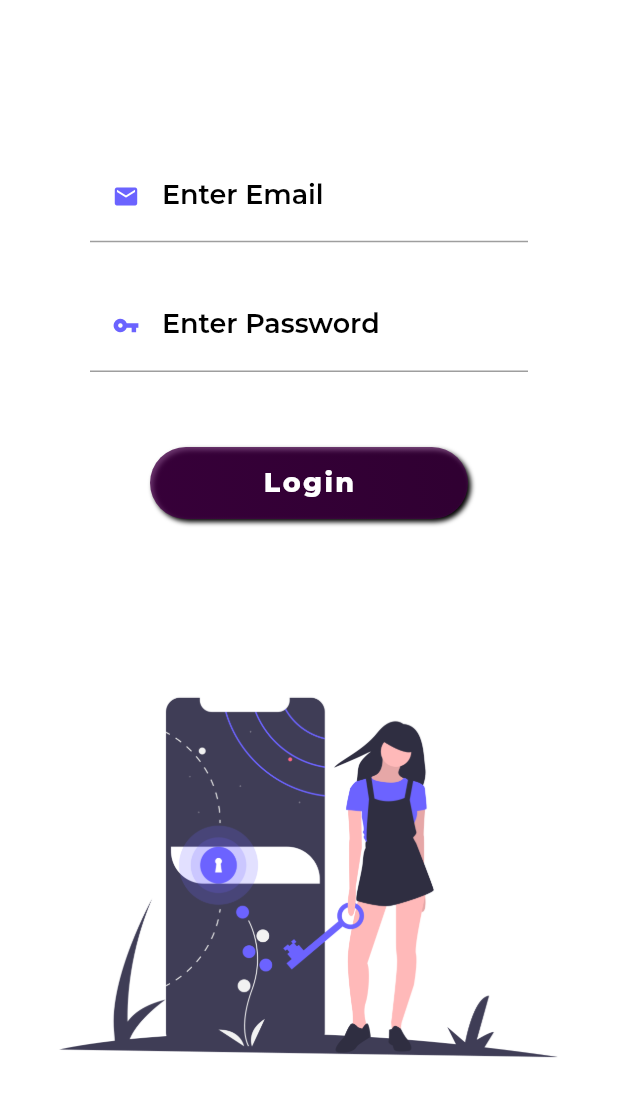
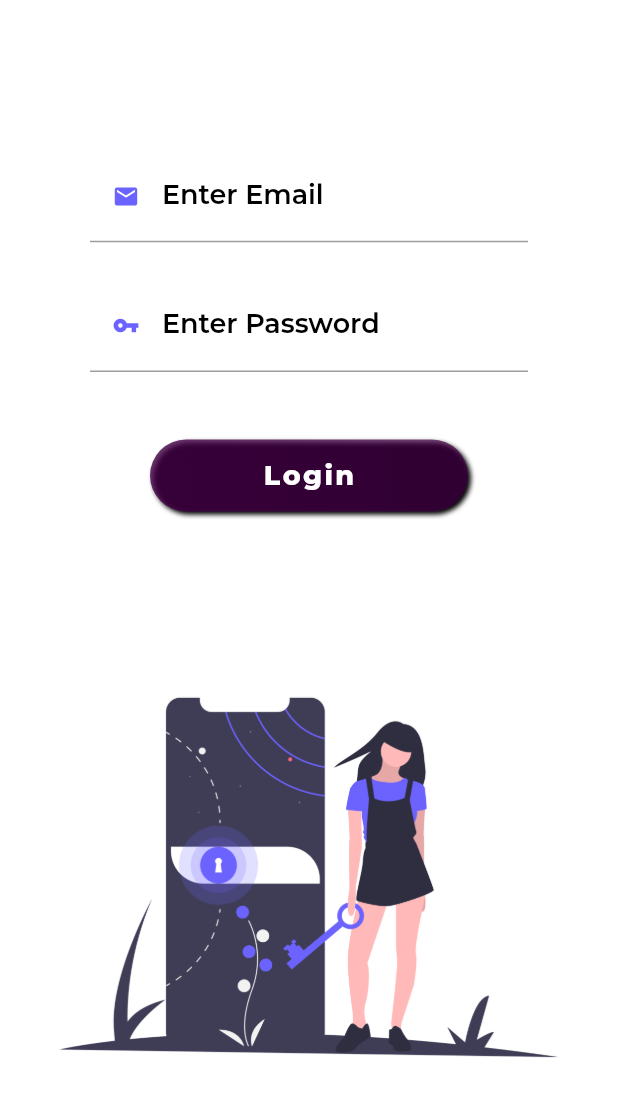
Before and after one commit to Im-gkira/library_management_system, a Flutter app: the screen it shows after launch, after a tap on "Login", on a phone screen of 412 x 824 dp. Shown: the top 1097 px of the screen. Run offline on Flutter 3.47's test engine with Material 2 defaults, Android fonts, the phone set to English and light mode, and no system bars; drawn by our look-alikes of auto_size_text; our stand-ins replace bottom_navy_bar, carousel_slider, cloud_firestore, dotted_border, firebase_auth, firebase_core and 5 more; missing offline and left inert: drawing_animation, qrscan; accounts and stored records are empty.

Commit message:
Minor Changes To The UI

```diff
--- a/lib/Screens/about_screen.dart
+++ b/lib/Screens/about_screen.dart
@@ -83,7 +83,7 @@ class _AboutScreenState extends State<AboutScreen> {
           ),
           Center(
               child: Text(
-                'Version 1.0',
+                'Version 0.1.0',
                 style: TextStyle(
                     color: Colors.white,
                     fontSize: 20.0,
--- a/lib/authorization/login.dart
+++ b/lib/authorization/login.dart
@@ -64,8 +64,8 @@ class _LoginState extends State<Login> {
 
   @override
   Widget build(BuildContext context) {
-    SystemChrome.setEnabledSystemUIOverlays([SystemUiOverlay.bottom]);
     return Scaffold(
+      resizeToAvoidBottomInset: false,
       // resizeToAvoidBottomInset: false,
       body: isLoading ?
       Container(
@@ -106,7 +106,7 @@ class _LoginState extends State<Login> {
                 },
                 keyboardType: TextInputType.emailAddress,
                 style: GoogleFonts.montserrat(
-                  color: Color(0Xff403D55),
+                  color: Colors.black,
                   fontWeight: FontWeight.w500,
                   fontSize: 16,
                 ),
@@ -137,7 +137,7 @@ class _LoginState extends State<Login> {
                   }
                 },
                 style: GoogleFonts.montserrat(
-                  color: Color(0Xff403D55),
+                  color: Colors.black,
               fontWeight: FontWeight.w500,
               fontSize: 16,
             ),
@@ -147,7 +147,7 @@ class _LoginState extends State<Login> {
               ),
             ),
             Padding(
-              padding: const EdgeInsets.symmetric(horizontal: 100.0,vertical: 50.0),
+              padding: const EdgeInsets.symmetric(horizontal: 100.0,vertical: 45.0),
               child: Container(
                 decoration: BoxDecoration(
                   gradient: LinearGradient(
```
